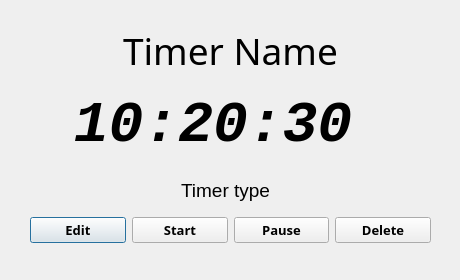
The window that lab2/lab2-qt/showtimer.ui (Megarekrut65/OOP-labs) describes before a commit, drawn with Qt 5.
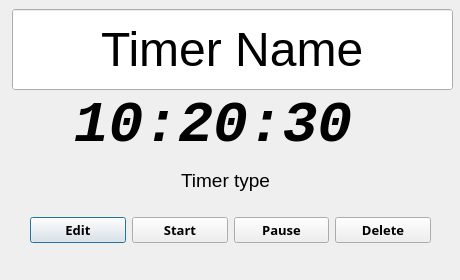
The same window after the commit.

Commit message: replaced Qlabel to QlineEdit so that can enter long text

```diff
--- a/lab2/lab2-qt/showtimer.ui
+++ b/lab2/lab2-qt/showtimer.ui
@@ -63,69 +63,11 @@
     <bool>false</bool>
    </property>
   </widget>
-  <widget class="QLabel" name="lblTimerName">
-   <property name="geometry">
-    <rect>
-     <x>0</x>
-     <y>0</y>
-     <width>461</width>
-     <height>101</height>
-    </rect>
-   </property>
-   <property name="font">
-    <font>
-     <family>Orator Std</family>
-     <pointsize>28</pointsize>
-    </font>
-   </property>
-   <property name="cursor">
-    <cursorShape>ArrowCursor</cursorShape>
-   </property>
-   <property name="acceptDrops">
-    <bool>true</bool>
-   </property>
-   <property name="autoFillBackground">
-    <bool>false</bool>
-   </property>
-   <property name="frameShape">
-    <enum>QFrame::NoFrame</enum>
-   </property>
-   <property name="frameShadow">
-    <enum>QFrame::Plain</enum>
-   </property>
-   <property name="text">
-    <string>Timer Name</string>
-   </property>
-   <property name="textFormat">
-    <enum>Qt::AutoText</enum>
-   </property>
-   <property name="scaledContents">
-    <bool>false</bool>
-   </property>
-   <property name="alignment">
-    <set>Qt::AlignCenter</set>
-   </property>
-   <property name="wordWrap">
-    <bool>true</bool>
-   </property>
-   <property name="margin">
-    <number>0</number>
-   </property>
-   <property name="indent">
-    <number>-1</number>
-   </property>
-   <property name="openExternalLinks">
-    <bool>false</bool>
-   </property>
-   <property name="textInteractionFlags">
-    <set>Qt::LinksAccessibleByKeyboard</set>
-   </property>
-  </widget>
   <widget class="QLabel" name="lblType">
    <property name="geometry">
     <rect>
      <x>170</x>
-     <y>180</y>
+     <y>170</y>
      <width>111</width>
      <height>21</height>
     </rect>
@@ -238,6 +180,58 @@
     </item>
    </layout>
   </widget>
+  <widget class="QLineEdit" name="lineTimerName">
+   <property name="geometry">
+    <rect>
+     <x>12</x>
+     <y>9</y>
+     <width>441</width>
+     <height>81</height>
+    </rect>
+   </property>
+   <property name="font">
+    <font>
+     <family>Nirmala UI</family>
+     <pointsize>36</pointsize>
+    </font>
+   </property>
+   <property name="cursor">
+    <cursorShape>ArrowCursor</cursorShape>
+   </property>
+   <property name="mouseTracking">
+    <bool>false</bool>
+   </property>
+   <property name="focusPolicy">
+    <enum>Qt::NoFocus</enum>
+   </property>
+   <property name="autoFillBackground">
+    <bool>true</bool>
+   </property>
+   <property name="styleSheet">
+    <string notr="true"/>
+   </property>
+   <property name="text">
+    <string>Timer Name</string>
+   </property>
+   <property name="maxLength">
+    <number>32769</number>
+   </property>
+   <property name="cursorPosition">
+    <number>0</number>
+   </property>
+   <property name="alignment">
+    <set>Qt::AlignCenter</set>
+   </property>
+   <property name="dragEnabled">
+    <bool>true</bool>
+   </property>
+   <property name="readOnly">
+    <bool>true</bool>
+   </property>
+   <property name="cursorMoveStyle">
+    <enum>Qt::LogicalMoveStyle</enum>
+   </property>
+  </widget>
  </widget>
  <resources/>
  <connections/>
```
The commit also changes 6 other files.
